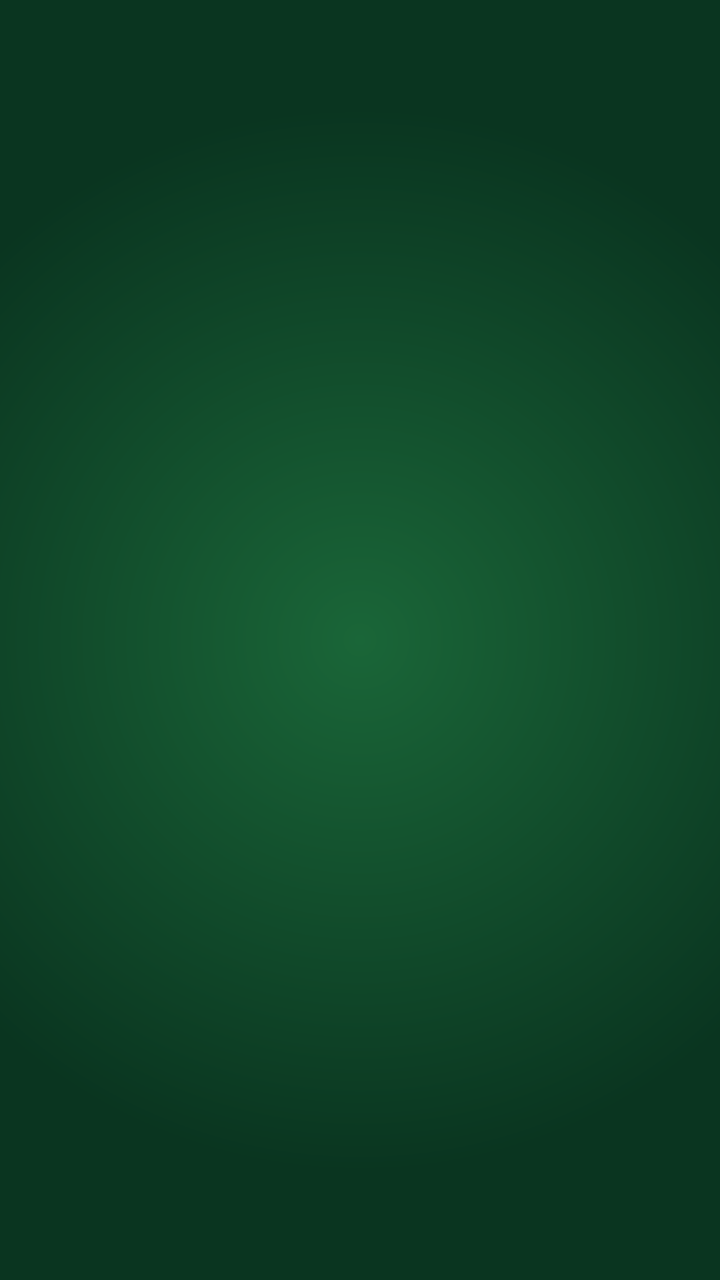
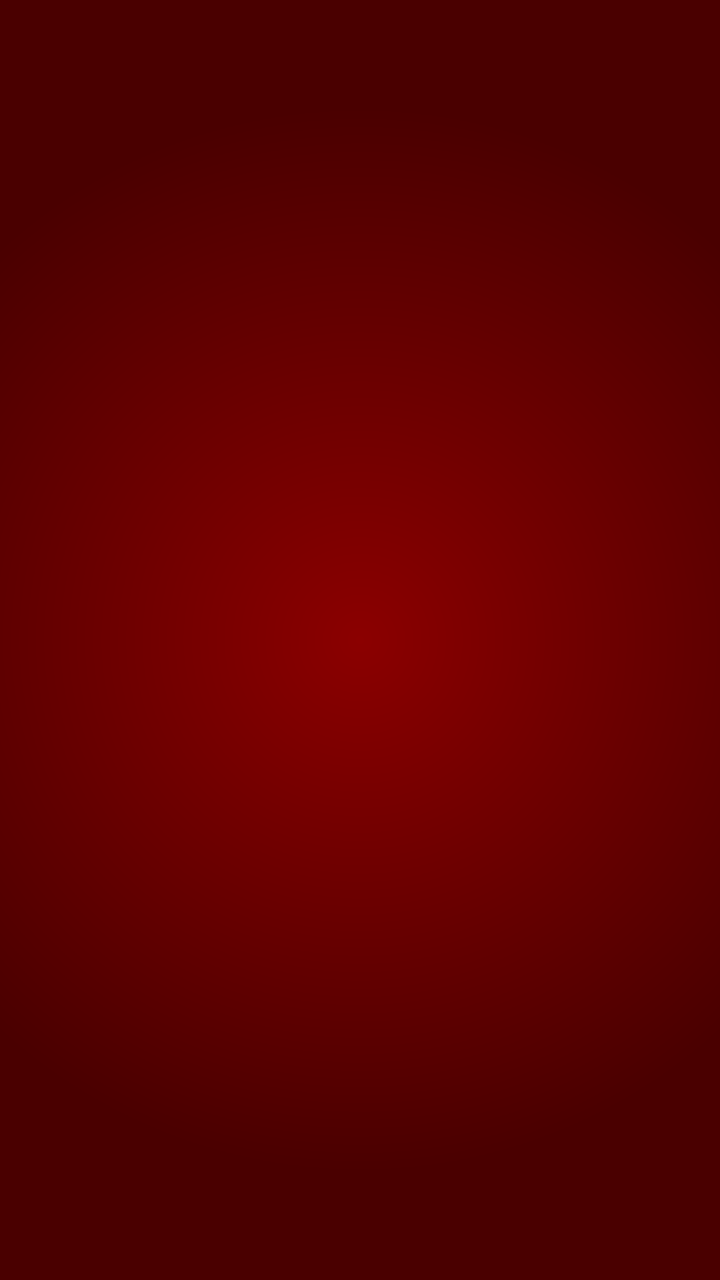

An Android layout rendered at two revisions. The XML below is the earlier revision; the diff shows what the commit changed to produce the second picture.
<!-- AndroidManifest.xml: activity theme Theme.Trasloco -->
<!-- res/layout/activity_splash.xml -->
<?xml version="1.0" encoding="utf-8"?>
<FrameLayout xmlns:android="http://schemas.android.com/apk/res/android"
    xmlns:app="http://schemas.android.com/apk/res-auto"
    android:id="@+id/splashRoot"
    android:layout_width="match_parent"
    android:layout_height="match_parent"
    android:background="@drawable/verde">

    <ImageView
        android:id="@+id/splashBrandStudio"
        android:layout_width="220dp"
        android:layout_height="220dp"
        android:layout_gravity="center"
        android:src="@drawable/app_maker_logo"
        android:scaleType="fitCenter"
        android:alpha="0" />

    <ImageView
        android:id="@+id/splashBrandGame"
        android:layout_width="180dp"
        android:layout_height="180dp"
        android:layout_gravity="center"
        android:src="@mipmap/ic_launcher"
        android:scaleType="fitCenter"
        android:alpha="0" />

    <ImageView
        android:id="@+id/splashCard1"
        android:layout_width="80dp"
        android:layout_height="120dp"
        android:layout_gravity="center"
        android:src="@drawable/bg"
        android:alpha="0" />

    <ImageView
        android:id="@+id/splashCard2"
        android:layout_width="80dp"
        android:layout_height="120dp"
        android:layout_gravity="center"
        android:src="@drawable/bg"
        android:alpha="0" />

    <ImageView
        android:id="@+id/splashCard3"
        android:layout_width="80dp"
        android:layout_height="120dp"
        android:layout_gravity="center"
        android:src="@drawable/bg"
        android:alpha="0" />

    <ImageView
        android:id="@+id/splashCard4"
        android:layout_width="80dp"
        android:layout_height="120dp"
        android:layout_gravity="center"
        android:src="@drawable/bg"
        android:alpha="0" />

    <TextView
        android:id="@+id/splashTitle"
        android:layout_width="wrap_content"
        android:layout_height="wrap_content"
        android:layout_gravity="center_horizontal|top"
        android:layout_marginTop="120dp"
        android:text="@string/trasloco"
        android:textSize="48sp"
        android:alpha="0"
        style="@style/CasinoTitle" />

</FrameLayout>
<!-- resources referenced by this layout -->
<resources>
  <!-- drawable app_maker_logo: png bitmap (drawable, 46135 bytes) -->
  <!-- drawable bg (drawable) -->
  <?xml version="1.0" encoding="utf-8"?>
  <layer-list xmlns:android="http://schemas.android.com/apk/res/android">
      
      <item>
          <shape android:shape="rectangle">
              <gradient
                  android:type="linear"
                  android:angle="135"
                  android:startColor="@color/casino_bordeaux"
                  android:endColor="@color/casino_bordeaux_dark" />
              <corners android:radius="6dp" />
          </shape>
      </item>
      
      <item>
          <shape android:shape="rectangle">
              <stroke android:width="2dp" android:color="@color/casino_gold" />
              <corners android:radius="6dp" />
          </shape>
      </item>
      
      <item android:left="6dp" android:top="6dp" android:right="6dp" android:bottom="6dp">
          <shape android:shape="rectangle">
              <stroke android:width="1dp" android:color="@color/casino_gold_dark" />
              <corners android:radius="3dp" />
          </shape>
      </item>
      
      <item android:left="20dp" android:top="40dp" android:right="20dp" android:bottom="40dp">
          <rotate android:fromDegrees="45" android:toDegrees="45" android:pivotX="50%" android:pivotY="50%">
              <shape android:shape="rectangle">
                  <stroke android:width="2dp" android:color="@color/casino_gold" />
                  <solid android:color="@android:color/transparent" />
              </shape>
          </rotate>
      </item>
      
      <item android:left="28dp" android:top="48dp" android:right="28dp" android:bottom="48dp">
          <rotate android:fromDegrees="45" android:toDegrees="45" android:pivotX="50%" android:pivotY="50%">
              <shape android:shape="rectangle">
                  <stroke android:width="1dp" android:color="@color/casino_gold_light" />
                  <solid android:color="@android:color/transparent" />
              </shape>
          </rotate>
      </item>
  </layer-list>
  <!-- drawable verde (drawable) -->
  <?xml version="1.0" encoding="utf-8"?>
  <shape xmlns:android="http://schemas.android.com/apk/res/android"
      android:shape="rectangle">
      <gradient
          android:type="radial"
          android:centerX="0.5"
          android:centerY="0.5"
          android:gradientRadius="800"
          android:startColor="@color/casino_green"
          android:endColor="@color/casino_green_dark" />
  </shape>
  <!-- mipmap ic_launcher (mipmap-anydpi-v26) -->
  <?xml version="1.0" encoding="utf-8"?>
  <adaptive-icon xmlns:android="http://schemas.android.com/apk/res/android">
      <background android:drawable="@color/ic_launcher_background"/>
      <foreground android:drawable="@drawable/ic_launcher_background"/>
  </adaptive-icon>
  <string name="trasloco" translatable="false">Trasloco</string>
  <style name="CasinoTitle">
          <item name="android:fontFamily">serif</item>
          <item name="android:textStyle">italic</item>
          <item name="android:textColor">@color/casino_gold</item>
          <item name="android:letterSpacing">0.15</item>
          <item name="android:shadowColor">#80000000</item>
          <item name="android:shadowDy">2</item>
          <item name="android:shadowRadius">8</item>
      </style>
  <color name="casino_bordeaux">#FF8B0000</color>
  <color name="casino_bordeaux_dark">#FF4A0000</color>
  <color name="casino_gold">#FFD4AF37</color>
  <color name="casino_gold_dark">#FF8B7129</color>
  <color name="casino_gold_light">#FFF5E6B3</color>
  <color name="casino_green">#FF1A6638</color>
  <color name="casino_green_dark">#FF0A3520</color>
  <color name="ic_launcher_background">#FFFFFFFF</color>
  <color name="purple_500">#FF6200EE</color>
  <color name="purple_700">#FF3700B3</color>
  <color name="white">#FFFFFFFF</color>
  <color name="teal_200">#FF03DAC5</color>
  <color name="teal_700">#FF018786</color>
  <color name="black">#FF000000</color>
  <!-- unchanged entries left out for length: 2 -->
</resources>

<!-- the commit's change to res/layout/activity_splash.xml (unified diff, before → after) -->
@@ -4,7 +4,7 @@
     android:id="@+id/splashRoot"
     android:layout_width="match_parent"
     android:layout_height="match_parent"
-    android:background="@drawable/verde">
+    android:background="@drawable/bordeaux">
 
     <ImageView
         android:id="@+id/splashBrandStudio"
@@ -13,6 +13,8 @@
         android:layout_gravity="center"
         android:src="@drawable/app_maker_logo"
         android:scaleType="fitCenter"
+        android:background="@drawable/logo_clip_bg"
+        android:clipToOutline="true"
         android:alpha="0" />
 
     <ImageView
@@ -29,7 +31,6 @@
         android:layout_width="80dp"
         android:layout_height="120dp"
         android:layout_gravity="center"
-        android:src="@drawable/bg"
         android:alpha="0" />
 
     <ImageView
@@ -37,7 +38,6 @@
         android:layout_width="80dp"
         android:layout_height="120dp"
         android:layout_gravity="center"
-        android:src="@drawable/bg"
         android:alpha="0" />
 
     <ImageView
@@ -45,7 +45,6 @@
         android:layout_width="80dp"
         android:layout_height="120dp"
         android:layout_gravity="center"
-        android:src="@drawable/bg"
         android:alpha="0" />
 
     <ImageView
@@ -53,7 +52,6 @@
         android:layout_width="80dp"
         android:layout_height="120dp"
         android:layout_gravity="center"
-        android:src="@drawable/bg"
         android:alpha="0" />
 
     <TextView
<!-- resource entries referenced after the edit -->
@@ -1,54 +1,7 @@
 <!-- resources referenced by this layout -->
 <resources>
-  <!-- drawable app_maker_logo: png bitmap (drawable, 46135 bytes) -->
-  <!-- drawable bg (drawable) -->
-  <?xml version="1.0" encoding="utf-8"?>
-  <layer-list xmlns:android="http://schemas.android.com/apk/res/android">
-      
-      <item>
-          <shape android:shape="rectangle">
-              <gradient
-                  android:type="linear"
-                  android:angle="135"
-                  android:startColor="@color/casino_bordeaux"
-                  android:endColor="@color/casino_bordeaux_dark" />
-              <corners android:radius="6dp" />
-          </shape>
-      </item>
-      
-      <item>
-          <shape android:shape="rectangle">
-              <stroke android:width="2dp" android:color="@color/casino_gold" />
-              <corners android:radius="6dp" />
-          </shape>
-      </item>
-      
-      <item android:left="6dp" android:top="6dp" android:right="6dp" android:bottom="6dp">
-          <shape android:shape="rectangle">
-              <stroke android:width="1dp" android:color="@color/casino_gold_dark" />
-              <corners android:radius="3dp" />
-          </shape>
-      </item>
-      
-      <item android:left="20dp" android:top="40dp" android:right="20dp" android:bottom="40dp">
-          <rotate android:fromDegrees="45" android:toDegrees="45" android:pivotX="50%" android:pivotY="50%">
-              <shape android:shape="rectangle">
-                  <stroke android:width="2dp" android:color="@color/casino_gold" />
-                  <solid android:color="@android:color/transparent" />
-              </shape>
-          </rotate>
-      </item>
-      
-      <item android:left="28dp" android:top="48dp" android:right="28dp" android:bottom="48dp">
-          <rotate android:fromDegrees="45" android:toDegrees="45" android:pivotX="50%" android:pivotY="50%">
-              <shape android:shape="rectangle">
-                  <stroke android:width="1dp" android:color="@color/casino_gold_light" />
-                  <solid android:color="@android:color/transparent" />
-              </shape>
-          </rotate>
-      </item>
-  </layer-list>
-  <!-- drawable verde (drawable) -->
+  <!-- drawable app_maker_logo: png bitmap (drawable, 51395 bytes) -->
+  <!-- drawable bordeaux (drawable) -->
   <?xml version="1.0" encoding="utf-8"?>
   <shape xmlns:android="http://schemas.android.com/apk/res/android"
       android:shape="rectangle">
@@ -57,8 +10,14 @@
           android:centerX="0.5"
           android:centerY="0.5"
           android:gradientRadius="800"
-          android:startColor="@color/casino_green"
-          android:endColor="@color/casino_green_dark" />
+          android:startColor="@color/casino_bordeaux"
+          android:endColor="@color/casino_bordeaux_dark" />
+  </shape>
+  <!-- drawable logo_clip_bg (drawable) -->
+  <?xml version="1.0" encoding="utf-8"?>
+  <shape xmlns:android="http://schemas.android.com/apk/res/android"
+      android:shape="oval">
+      <solid android:color="@android:color/transparent" />
   </shape>
   <!-- mipmap ic_launcher (mipmap-anydpi-v26) -->
   <?xml version="1.0" encoding="utf-8"?>
@@ -79,10 +38,6 @@
   <color name="casino_bordeaux">#FF8B0000</color>
   <color name="casino_bordeaux_dark">#FF4A0000</color>
   <color name="casino_gold">#FFD4AF37</color>
-  <color name="casino_gold_dark">#FF8B7129</color>
-  <color name="casino_gold_light">#FFF5E6B3</color>
-  <color name="casino_green">#FF1A6638</color>
-  <color name="casino_green_dark">#FF0A3520</color>
   <color name="ic_launcher_background">#FFFFFFFF</color>
   <color name="purple_500">#FF6200EE</color>
   <color name="purple_700">#FF3700B3</color>
